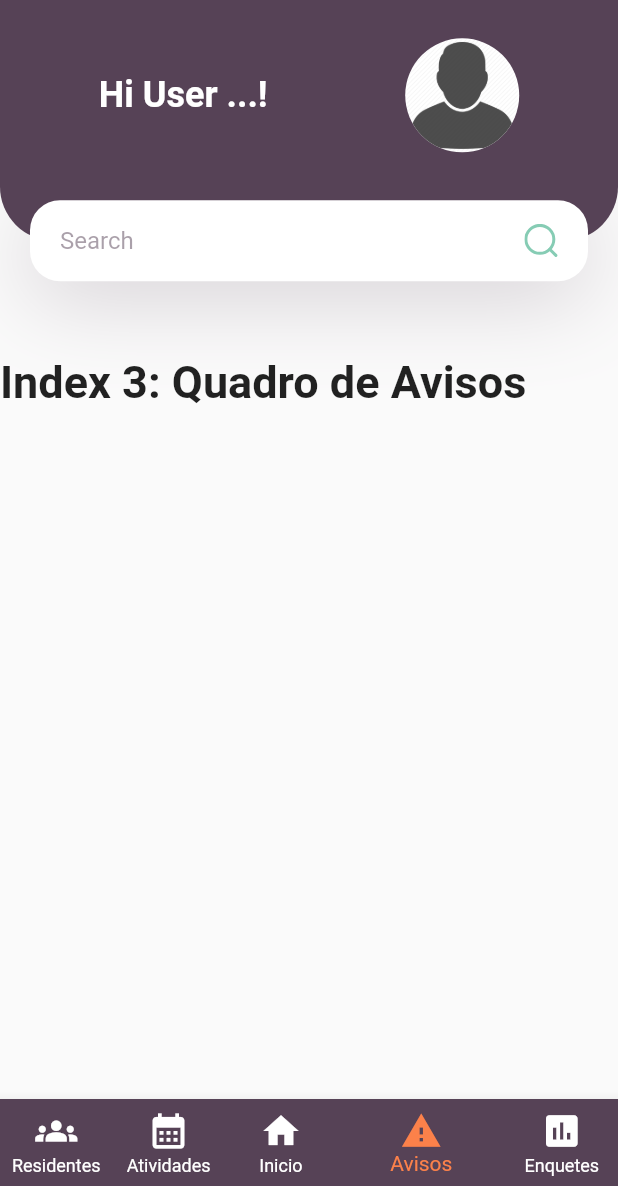
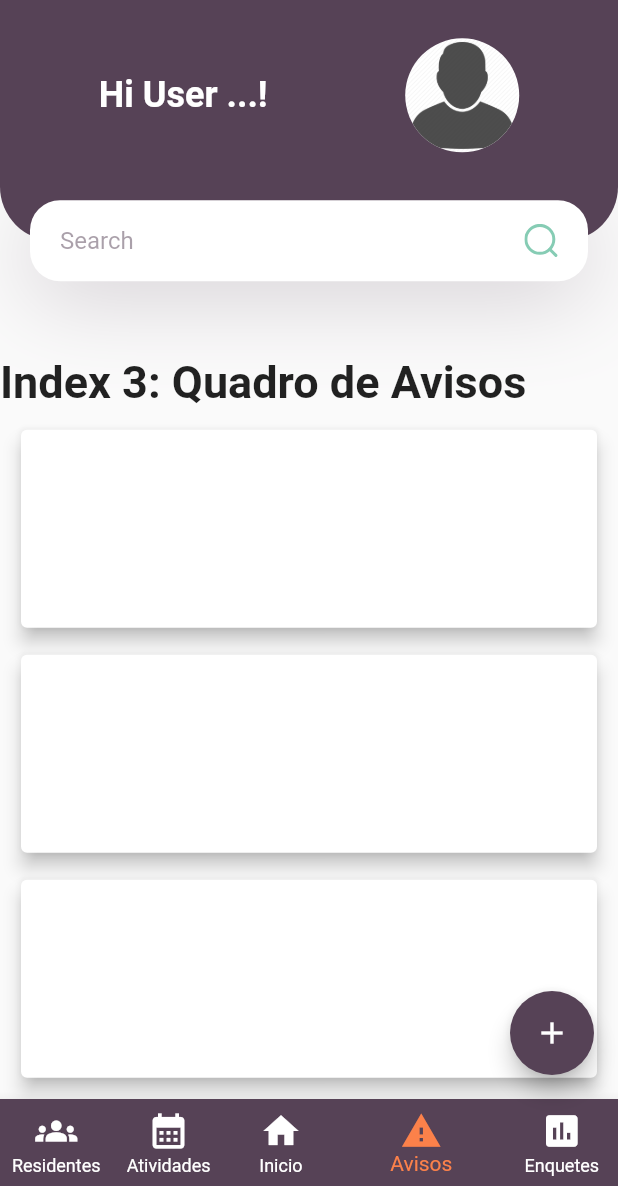
Before and after one commit to PedroAzevedo141/reu_app, a Flutter app: the screen it shows after launch, item 4 of the bottom bar chosen, on a phone screen of 412 x 824 dp, the part 50-1236 px from its top. Run offline on Flutter 3.47's test engine with Material 2 defaults, Android fonts, the phone set to English and light mode, and no system bars; our stand-ins replace cloud_firestore, firebase_core, flutter_svg, shared_preferences; accounts and stored records are empty.

Commit message:
[ADDED] o o listview e um botao flutuante ADD na tela de warning da aplicacao.

```diff
--- a/lib/main.dart
+++ b/lib/main.dart
@@ -3,6 +3,7 @@
 import 'package:reu_app/home/home.dart';
 import 'package:reu_app/activity/activity.dart';
 import 'package:reu_app/residents/residents.dart';
+import 'package:reu_app/warnings/auxiliary_func.dart';
 import 'package:reu_app/warnings/warnings.dart';
 import 'package:reu_app/polls/polls.dart';
 import 'package:cloud_firestore/cloud_firestore.dart';
@@ -11,7 +12,7 @@
 void main() async {
   // WidgetsFlutterBinding.ensureInitialized();
   // await Firebase.initializeApp();
-  runApp(MyApp());
+  runApp(const MyApp());
 
   // FirebaseFirestore firestore = FirebaseFirestore.instance;
   // firestore.collection("products").add({
@@ -52,6 +53,20 @@
   );
 }
 
+FloatingActionButton? buildFloatingAction(index, context) {
+  if (index == 3) {
+    return FloatingActionButton(
+      onPressed: () {
+        modalBottom(context);
+      },
+      backgroundColor: const Color(0xFF564256),
+      foregroundColor: Colors.white,
+      child: const Icon(Icons.add),
+    );
+  }
+  return null;
+}
+
 class _MyStatefulWidgetState extends State<MyStatefulWidget> {
   int _selectedIndex = 2;
   static const List<Widget> _widgetOptions = <Widget>[
@@ -70,11 +85,11 @@
 
   @override
   Widget build(BuildContext context) {
-    return Scaffold(
+    return SafeArea(
+      child: Scaffold(
         appBar: buildAppBar(),
-      body: Center(
-        child: _widgetOptions.elementAt(_selectedIndex),
-      ),
+        body: _widgetOptions.elementAt(_selectedIndex),
+        floatingActionButton: buildFloatingAction(_selectedIndex, context),
         bottomNavigationBar: BottomNavigationBar(
           iconSize: 28,
           items: const <BottomNavigationBarItem>[
@@ -110,42 +125,6 @@
           showUnselectedLabels: true,
           onTap: _onItemTapped,
         ),
-    );
-  }
-}
-
-class ElevatedCardExample extends StatelessWidget {
-  const ElevatedCardExample({super.key});
-
-  @override
-  Widget build(BuildContext context) {
-    return Center(
-      child: Card(
-        color: const Color(0xFF96939B),
-        child: Column(
-          mainAxisSize: MainAxisSize.min,
-          children: <Widget>[
-            Row(
-              children: const <Widget>[
-                Expanded(
-                  child: Padding(
-                    padding: EdgeInsets.all(16),
-                    child: Text(
-                      'Usuario:\tPedro Azevedo\n'
-                      'Morador:\tAtivo\n'
-                      'Ativo desde:\t01/01/2018',
-                    ),
-                  ),
-                ),
-                CircleAvatar(
-                  radius: 50.0,
-                  backgroundColor: Colors.transparent,
-                  child: FlutterLogo(size: 80),
-                ),
-              ],
-            ),
-          ],
-        ),
       ),
     );
   }
--- /dev/null
+++ b/lib/models/warning_models.dart
@@ -0,0 +1,15 @@
+import 'package:flutter/widgets.dart';
+
+class WarningModels {
+  WarningModels({required this.title, required this.dateTime});
+
+  String title;
+  DateTime dateTime;
+
+  Map<String, dynamic> toJson() {
+    return {
+      "title": title,
+      "datetime": dateTime.toIso8601String(),
+    };
+  }
+}
--- /dev/null
+++ b/lib/repositories/reu_repository.dart
@@ -0,0 +1,18 @@
+import 'dart:convert';
+
+import 'package:shared_preferences/shared_preferences.dart';
+
+import '../models/warning_models.dart';
+
+class ReuRepository {
+  ReuRepository() {
+    SharedPreferences.getInstance().then((value) => sharedPreferences = value);
+  }
+
+  late SharedPreferences sharedPreferences;
+
+  void saveWarningList(List<WarningModels> warnings) {
+    final jsonString = json.encode(warnings);
+    print(jsonString);
+  }
+}
--- a/lib/warnings/warnings.dart
+++ b/lib/warnings/warnings.dart
@@ -2,6 +2,7 @@ import 'package:flutter/material.dart';
 
 import '../components/header_with_seachbox.dart';
 import '../main.dart';
+import '../repositories/reu_repository.dart';
 
 class WarningPage extends StatefulWidget {
   const WarningPage({Key? key}) : super(key: key);
@@ -13,29 +14,68 @@ class WarningPage extends StatefulWidget {
 class _WarningPageState extends State<WarningPage> {
   static const TextStyle optionStyle =
       TextStyle(fontSize: 30, fontWeight: FontWeight.bold);
+  final ReuRepository reuRepository = ReuRepository();
 
   @override
   Widget build(BuildContext context) {
     Size size = MediaQuery.of(context).size;
 
-    return SingleChildScrollView(
-      child: Column(
-        crossAxisAlignment: CrossAxisAlignment.start,
+    return Column(
+      crossAxisAlignment: CrossAxisAlignment.center,
       children: <Widget>[
         HeaderWithSearchBox(size: size),
+        Expanded(
+          child: ListView(
+            shrinkWrap: true,
+            children: <Widget>[
               const Text(
                 'Index 3: Quadro de Avisos',
                 style: optionStyle,
               ),
-          const Padding(padding: EdgeInsets.all(400)),
-
-          // TitleWithMoreBtn(title: "Recomended", press: () {}),
-          // RecomendsPlants(),
-          // TitleWithMoreBtn(title: "Featured Plants", press: () {}),
-          // FeaturedPlants(),
-          // SizedBox(height: kDefaultPadding),
+              Container(
+                padding: const EdgeInsets.fromLTRB(10, 10, 10, 0),
+                height: 150,
+                width: double.maxFinite,
+                child: const Card(
+                  elevation: 5,
+                ),
+              ),
+              Container(
+                padding: const EdgeInsets.fromLTRB(10, 10, 10, 0),
+                height: 150,
+                width: double.maxFinite,
+                child: const Card(
+                  elevation: 5,
+                ),
+              ),
+              Container(
+                padding: const EdgeInsets.fromLTRB(10, 10, 10, 0),
+                height: 150,
+                width: double.maxFinite,
+                child: const Card(
+                  elevation: 5,
+                ),
+              ),
+              Container(
+                padding: const EdgeInsets.fromLTRB(10, 10, 10, 0),
+                height: 150,
+                width: double.maxFinite,
+                child: const Card(
+                  elevation: 5,
+                ),
+              ),
+              Container(
+                padding: const EdgeInsets.fromLTRB(10, 10, 10, 0),
+                height: 150,
+                width: double.maxFinite,
+                child: const Card(
+                  elevation: 5,
+                ),
+              ),
             ],
           ),
+        ),
+      ],
     );
   }
 }
--- a/pubspec.yaml
+++ b/pubspec.yaml
@@ -42,6 +42,7 @@ dependencies:
   firebase_auth: ^4.2.5
   firebase_core: ^2.4.1
   flutter_svg: ^1.1.6
+  shared_preferences: ^2.0.17
 
 dev_dependencies:
   flutter_test:
```
Also changed, not shown: lib/warnings/auxiliary_func.dart (added, +89 -0 lines), 3 other files. Lines whose indentation alone changed are shown as unchanged.
